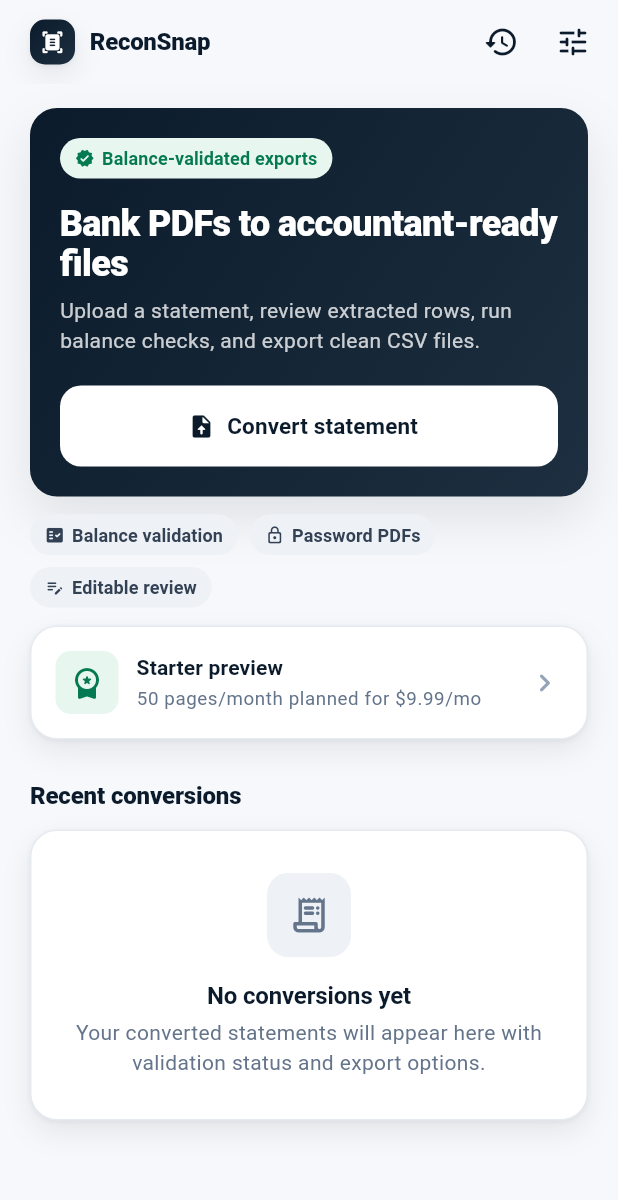
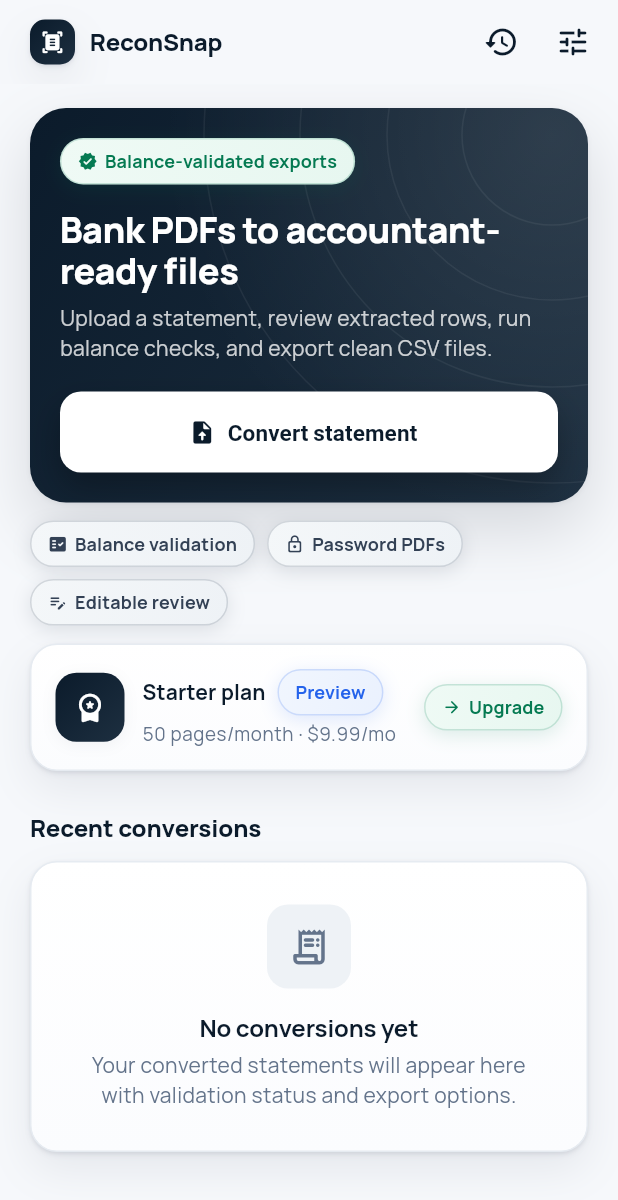
Before and after one commit to faheemnaveed07/reconsnap-statement-converter, a Flutter app: the screen it shows after launch, after a tap on "Skip", on a phone screen of 412 x 824 dp. Shown: the top 1200 px of the screen. Run offline on Flutter 3.47's test engine with Material 3 defaults, Android fonts, the phone set to English and light mode, and no system bars; our stand-ins replace csv, file_picker, flutter_riverpod, go_router, google_fonts, image_picker and 3 more; missing offline and left inert: google_mlkit_text_recognition, syncfusion_flutter_pdf, syncfusion_flutter_xlsio.

Commit message:
feat(ui): premium design pass — typography, depth, enamel badges
Elevate the existing fintech design system toward a production-grade look
(styling only; no behaviour change).

- Typography: Manrope (google_fonts) applied over the existing size/weight scale;
  tighter display tracking.
- Depth: richer 3-layer card shadow, tactile tinted button shadow, soft pill
  shadow (app_tokens), plus a white-card inner sheen gradient.
- Hero: rounded to xl, integrated graphic pattern (radial corner glow + faint
  concentric rings via CustomPainter) and a shadowed primary button.
- Badges: StatusPill reworked as an "enamel seal" — two-stop fill, hairline
  tinted rim, faint same-hue glow.
- Subscription card: distinctive premium tier — brand-gradient seal icon,
  Preview/Upgrade enamel pills, tappable to the paywall.

74 tests pass; analyze clean.

Notes: google_fonts fetches Manrope at first launch (cached) — bundle the .ttf
for a fully offline build before release. Visual result not verifiable from here
— needs an on-device render to fine-tune.

Co-Authored-By: Claude Opus 4.8 (1M context) <noreply@anthropic.com>

```diff
--- a/apps/mobile/lib/app/theme/app_tokens.dart
+++ b/apps/mobile/lib/app/theme/app_tokens.dart
@@ -31,16 +31,45 @@ class AppRadius {
 }
 
 /// Soft, layered shadows tuned for a light fintech surface — deliberately
-/// subtle so the UI reads as calm and precise rather than heavy.
+/// subtle so the UI reads as calm and precise rather than heavy. Premium depth
+/// comes from *stacking* a tight contact shadow under a wide ambient one.
 class AppShadows {
   const AppShadows._();
 
-  static const List<BoxShadow> card = [
-    BoxShadow(color: Color(0x0F101828), blurRadius: 2, offset: Offset(0, 1)),
-    BoxShadow(color: Color(0x14101828), blurRadius: 16, offset: Offset(0, 8)),
+  /// Pills / small chips — a single whisper-soft shadow.
+  static const List<BoxShadow> soft = [
+    BoxShadow(color: Color(0x0D101828), blurRadius: 8, offset: Offset(0, 2)),
   ];
 
+  /// Primary content cards: a crisp contact shadow + a soft ambient lift.
+  static const List<BoxShadow> card = [
+    BoxShadow(color: Color(0x0F1A2540), blurRadius: 1, offset: Offset(0, 1)),
+    BoxShadow(color: Color(0x0F1A2540), blurRadius: 3, offset: Offset(0, 2)),
+    BoxShadow(color: Color(0x141A2540), blurRadius: 24, offset: Offset(0, 12)),
+  ];
+
+  /// Tactile buttons — a tinted, directional shadow so they read as pressable.
+  static const List<BoxShadow> button = [
+    BoxShadow(color: Color(0x2B0B1B2B), blurRadius: 16, offset: Offset(0, 8)),
+    BoxShadow(color: Color(0x140B1B2B), blurRadius: 2, offset: Offset(0, 1)),
+  ];
+
+  /// Hero / elevated surfaces.
   static const List<BoxShadow> raised = [
-    BoxShadow(color: Color(0x1A101828), blurRadius: 28, offset: Offset(0, 14)),
+    BoxShadow(color: Color(0x24101828), blurRadius: 36, offset: Offset(0, 18)),
+    BoxShadow(color: Color(0x0F101828), blurRadius: 2, offset: Offset(0, 1)),
   ];
 }
+
+/// Subtle overlay gradients that give flat surfaces depth without colour shifts.
+class AppGradients {
+  const AppGradients._();
+
+  /// A faint top-down sheen for white cards — the "inner glow" that lifts a
+  /// flat surface just enough to feel crafted.
+  static const LinearGradient cardSheen = LinearGradient(
+    begin: Alignment.topCenter,
+    end: Alignment.bottomCenter,
+    colors: [Color(0xFFFFFFFF), Color(0xFFFBFCFE)],
+  );
+}
--- a/apps/mobile/lib/app/theme/reconsnap_theme.dart
+++ b/apps/mobile/lib/app/theme/reconsnap_theme.dart
@@ -1,4 +1,5 @@
 import 'package:flutter/material.dart';
+import 'package:google_fonts/google_fonts.dart';
 
 import 'app_tokens.dart';
 
@@ -57,9 +58,11 @@ class ReconSnapTheme {
       useMaterial3: true,
       colorScheme: scheme,
       scaffoldBackgroundColor: ReconSnapColors.surface,
-      fontFamily: 'Roboto',
+      fontFamily: GoogleFonts.manrope().fontFamily,
       splashFactory: InkSparkle.splashFactory,
-      textTheme: _textTheme,
+      // Manrope: a geometric, premium fintech sans. Applied over the calibrated
+      // size/weight scale below so hierarchy stays intact.
+      textTheme: GoogleFonts.manropeTextTheme(_textTheme),
       appBarTheme: const AppBarTheme(
         elevation: 0,
         scrolledUnderElevation: 0,
@@ -89,7 +92,10 @@ class ReconSnapTheme {
           foregroundColor: Colors.white,
           disabledBackgroundColor: ReconSnapColors.ink400,
           minimumSize: const Size.fromHeight(54),
-          elevation: 0,
+          // Tactile, not flat: a tinted shadow so the primary action reads as a
+          // raised, pressable surface.
+          elevation: 4,
+          shadowColor: ReconSnapColors.ink.withValues(alpha: 0.45),
           textStyle: const TextStyle(
             fontSize: 15,
             fontWeight: FontWeight.w700,
--- a/apps/mobile/lib/app/widgets/app_components.dart
+++ b/apps/mobile/lib/app/widgets/app_components.dart
@@ -47,7 +47,7 @@ class SoftCard extends StatelessWidget {
   Widget build(BuildContext context) {
     final decorated = Container(
       decoration: BoxDecoration(
-        color: ReconSnapColors.card,
+        gradient: AppGradients.cardSheen,
         borderRadius: AppRadius.all(AppRadius.lg),
         border: Border.all(color: ReconSnapColors.border),
         boxShadow: AppShadows.card,
@@ -97,11 +97,25 @@ class StatusPill extends StatelessWidget {
       PillTone.neutral => (ReconSnapColors.ink700, ReconSnapColors.subtle),
     };
 
+    // Enamel-seal treatment: a soft two-stop fill, a hairline tinted rim, and a
+    // faint same-hue glow so the badge reads as a crafted seal, not a flat tag.
     return Container(
-      padding: const EdgeInsets.symmetric(horizontal: 10, vertical: 5),
+      padding: const EdgeInsets.symmetric(horizontal: 11, vertical: 6),
       decoration: BoxDecoration(
-        color: bg,
+        gradient: LinearGradient(
+          begin: Alignment.topLeft,
+          end: Alignment.bottomRight,
+          colors: [Color.lerp(bg, Colors.white, 0.35)!, bg],
+        ),
         borderRadius: AppRadius.all(AppRadius.pill),
+        border: Border.all(color: fg.withValues(alpha: 0.18)),
+        boxShadow: [
+          BoxShadow(
+            color: fg.withValues(alpha: 0.14),
+            blurRadius: 10,
+            offset: const Offset(0, 3),
+          ),
+        ],
       ),
       child: Row(
         mainAxisSize: MainAxisSize.min,
--- a/apps/mobile/lib/features/conversion/presentation/home_screen.dart
+++ b/apps/mobile/lib/features/conversion/presentation/home_screen.dart
@@ -94,21 +94,26 @@ class _HeroPanel extends StatelessWidget {
     return Container(
       decoration: BoxDecoration(
         gradient: ReconSnapColors.heroGradient,
-        borderRadius: AppRadius.all(AppRadius.lg),
+        borderRadius: AppRadius.all(AppRadius.xl),
         boxShadow: AppShadows.raised,
       ),
+      child: ClipRRect(
+        borderRadius: AppRadius.all(AppRadius.xl),
+        child: Stack(
+          children: [
+            // Integrated graphic pattern + radial glow for depth.
+            const Positioned.fill(
+              child: CustomPaint(painter: _HeroPatternPainter()),
+            ),
+            Padding(
               padding: const EdgeInsets.all(AppSpacing.xl),
               child: Column(
                 crossAxisAlignment: CrossAxisAlignment.start,
-        children: [
-          Row(
                 children: [
                   const StatusPill(
                     label: 'Balance-validated exports',
                     tone: PillTone.success,
                     icon: Icons.verified_rounded,
-              ),
-            ],
                   ),
                   const SizedBox(height: AppSpacing.lg),
                   Text(
@@ -117,6 +122,7 @@ class _HeroPanel extends StatelessWidget {
                       color: Colors.white,
                       fontWeight: FontWeight.w800,
                       height: 1.12,
+                      letterSpacing: -0.4,
                     ),
                   ),
                   const SizedBox(height: AppSpacing.sm),
@@ -128,19 +134,67 @@ class _HeroPanel extends StatelessWidget {
                     ),
                   ),
                   const SizedBox(height: AppSpacing.xl),
-          ElevatedButton.icon(
+                  DecoratedBox(
+                    decoration: BoxDecoration(
+                      borderRadius: AppRadius.all(AppRadius.md),
+                      boxShadow: [
+                        BoxShadow(
+                          color: Colors.black.withValues(alpha: 0.28),
+                          blurRadius: 18,
+                          offset: const Offset(0, 10),
+                        ),
+                      ],
+                    ),
+                    child: ElevatedButton.icon(
                       onPressed: () => context.pushNamed('upload'),
                       style: ElevatedButton.styleFrom(
                         backgroundColor: Colors.white,
                         foregroundColor: ReconSnapColors.ink900,
+                        elevation: 0,
                       ),
                       icon: const Icon(Icons.upload_file_rounded),
                       label: const Text('Convert statement'),
                     ),
+                  ),
                 ],
+              ),
+            ),
+          ],
+        ),
       ),
     );
   }
+}
+
+/// A restrained "integrated graphic pattern": a soft corner glow plus faint
+/// concentric rings — depth without noise, on the navy hero surface.
+class _HeroPatternPainter extends CustomPainter {
+  const _HeroPatternPainter();
+
+  @override
+  void paint(Canvas canvas, Size size) {
+    final center = Offset(size.width - 24, 18);
+
+    final glow = Paint()
+      ..shader = RadialGradient(
+        colors: [
+          Colors.white.withValues(alpha: 0.10),
+          Colors.white.withValues(alpha: 0.0),
+        ],
+      ).createShader(Rect.fromCircle(center: center, radius: size.width * 0.7));
+    canvas.drawRect(Offset.zero & size, glow);
+
+    final ring = Paint()
+      ..style = PaintingStyle.stroke
+      ..strokeWidth = 1
+      ..color = Colors.white.withValues(alpha: 0.06);
+    for (final r in [60.0, 110.0, 168.0, 232.0]) {
+      canvas.drawCircle(center, r, ring);
+    }
+  }
+
+  @override
+  bool shouldRepaint(_HeroPatternPainter oldDelegate) => false;
 }
 
 class _TrustRow extends StatelessWidget {
@@ -167,18 +221,22 @@ class _CreditPanel extends StatelessWidget {
   Widget build(BuildContext context) {
     return SoftCard(
       padding: const EdgeInsets.all(AppSpacing.lg),
+      onTap: () => context.pushNamed('paywall'),
       child: Row(
         children: [
+          // Brand-gradient seal — the premium-tier marker.
           Container(
-            width: 42,
-            height: 42,
+            width: 46,
+            height: 46,
             decoration: BoxDecoration(
-              color: ReconSnapColors.successSurface,
-              borderRadius: AppRadius.all(AppRadius.sm),
+              gradient: ReconSnapColors.heroGradient,
+              borderRadius: AppRadius.all(AppRadius.md),
+              boxShadow: AppShadows.soft,
             ),
             child: const Icon(
               Icons.workspace_premium_rounded,
-              color: ReconSnapColors.accentGreenDark,
+              color: Colors.white,
+              size: 22,
             ),
           ),
           const SizedBox(width: AppSpacing.md),
@@ -186,21 +244,29 @@ class _CreditPanel extends StatelessWidget {
             child: Column(
               crossAxisAlignment: CrossAxisAlignment.start,
               children: [
+                Row(
+                  children: [
                     Text(
-                  '${starterPlan.name} preview',
+                      '${starterPlan.name} plan',
                       style: Theme.of(context).textTheme.titleSmall,
                     ),
-                const SizedBox(height: 2),
+                    const SizedBox(width: AppSpacing.sm),
+                    const StatusPill(label: 'Preview', tone: PillTone.info),
+                  ],
+                ),
+                const SizedBox(height: 3),
                 Text(
-                  '${starterPlan.pageAllowance} pages/month planned for ${starterPlan.monthlyPriceLabel}',
+                  '${starterPlan.pageAllowance} pages/month · ${starterPlan.monthlyPriceLabel}',
                   style: Theme.of(context).textTheme.bodySmall,
                 ),
               ],
             ),
           ),
-          const Icon(
-            Icons.chevron_right_rounded,
-            color: ReconSnapColors.ink400,
+          const SizedBox(width: AppSpacing.sm),
+          const StatusPill(
+            label: 'Upgrade',
+            tone: PillTone.success,
+            icon: Icons.arrow_forward_rounded,
           ),
         ],
       ),
--- a/apps/mobile/pubspec.yaml
+++ b/apps/mobile/pubspec.yaml
@@ -50,6 +50,7 @@ dependencies:
   google_mlkit_text_recognition: ^0.15.1
   image_picker: ^1.2.2
   printing: ^5.14.3
+  google_fonts: ^8.1.0
 
 dev_dependencies:
   flutter_test:
```
Also changed, not shown: apps/mobile/pubspec.lock. Lines whose indentation alone changed are shown as unchanged.
